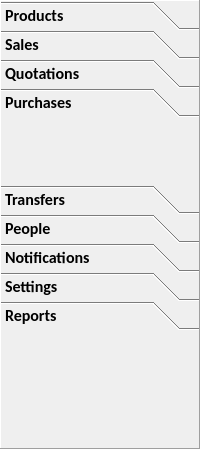
The window that StockManager/side_navigator.ui (ashraf-kx/stock-manager) describes before a commit, drawn with Qt 5.
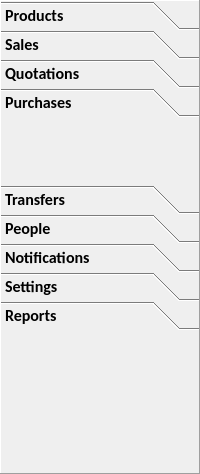
The same window after the commit. The open tabs and pages were chosen to show the change. Icons and pictures are not drawn.

The edit to the form file:
```diff
--- a/StockManager/side_navigator.ui
+++ b/StockManager/side_navigator.ui
@@ -7,7 +7,7 @@
     <x>0</x>
     <y>0</y>
     <width>200</width>
-    <height>449</height>
+    <height>474</height>
    </rect>
   </property>
   <property name="minimumSize">
@@ -22,6 +22,11 @@
     <height>16777215</height>
    </size>
   </property>
+  <property name="font">
+   <font>
+    <family>Titillium Web</family>
+   </font>
+  </property>
   <property name="windowTitle">
    <string>Frame</string>
   </property>
```
Left out of the diff: 12 changed lines with no effect on the pictures.
